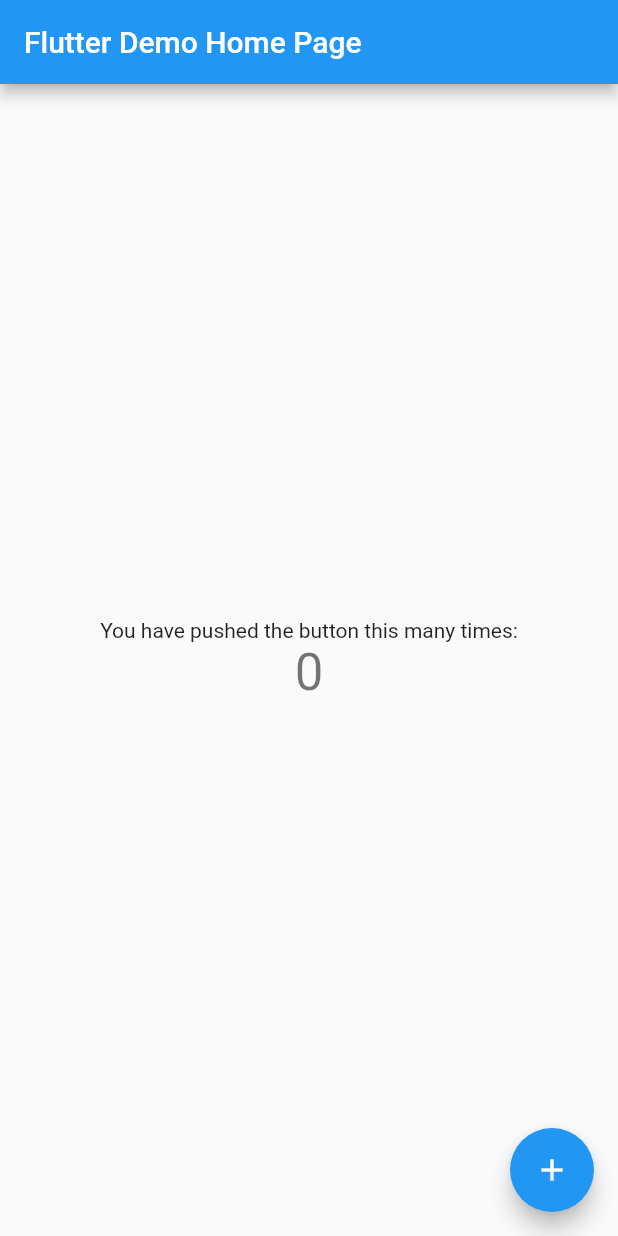
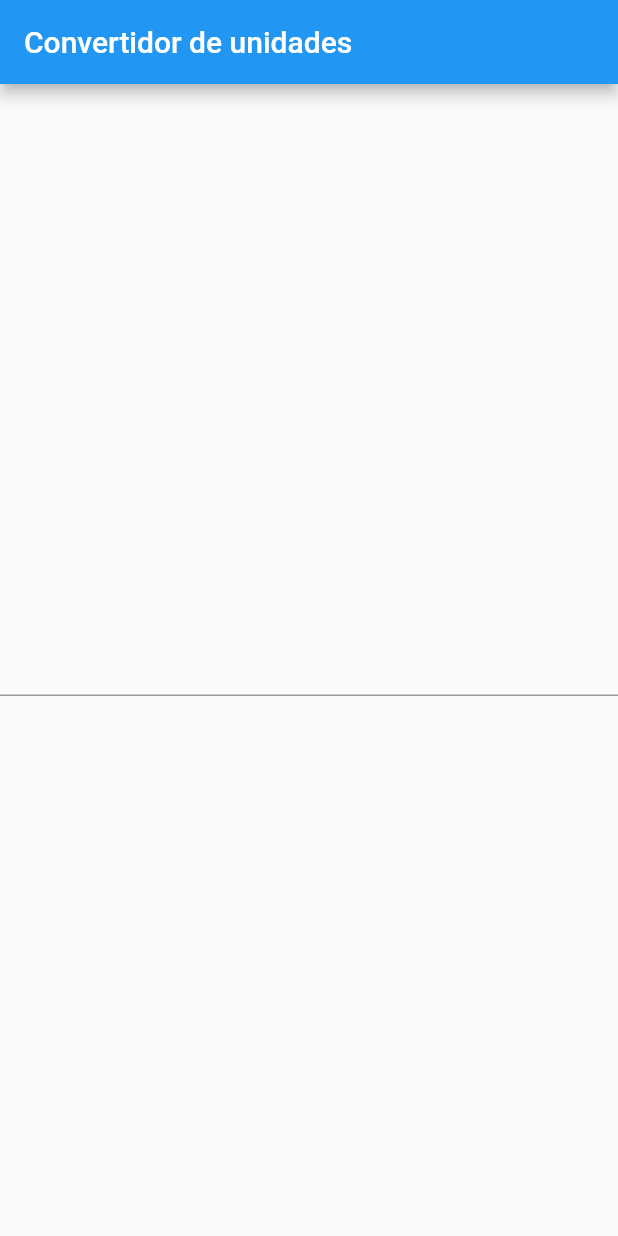
Before and after one commit to Luis-FloresC/proyecto_clase, a Flutter app: the screen it shows after launch, on a phone screen of 412 x 824 dp. Run offline on Flutter 3.47's test engine with Material 2 defaults, Android fonts, the phone set to English and light mode, and no system bars; missing offline and left inert: dart:html.

Commit message:
se comenzo la interfaz del convertidor

```diff
--- a/lib/main.dart
+++ b/lib/main.dart
@@ -1,115 +1,42 @@
+// ignore_for_file: prefer_const_constructors
+
+import 'dart:html';
+
 import 'package:flutter/material.dart';
 
 void main() {
-  runApp(const MyApp());
+  runApp(MyCalculator());
 }
 
-class MyApp extends StatelessWidget {
-  const MyApp({Key? key}) : super(key: key);
+class MyCalculator extends StatefulWidget {
+  @override
+  MyCalculatorState createState() => MyCalculatorState();
+}
 
-  // This widget is the root of your application.
+class MyCalculatorState extends State<MyCalculator> {
+  double _numberForm = 0;
   @override
   Widget build(BuildContext context) {
+    // ignore: prefer_const_constructors
     return MaterialApp(
-      title: 'Flutter Demo',
-      theme: ThemeData(
-        // This is the theme of your application.
-        //
-        // Try running your application with "flutter run". You'll see the
-        // application has a blue toolbar. Then, without quitting the app, try
-        // changing the primarySwatch below to Colors.green and then invoke
-        // "hot reload" (press "r" in the console where you ran "flutter run",
-        // or simply save your changes to "hot reload" in a Flutter IDE).
-        // Notice that the counter didn't reset back to zero; the application
-        // is not restarted.
-        primarySwatch: Colors.blue,
+      title: "Conversor de Unidades",
+      // ignore: prefer_const_constructors
+      home: Scaffold(
+        appBar: AppBar(
+          title: Text("Convertidor de unidades"),
+        ),
+        body: Center(
+          child: TextField(onChanged: (text){
+            var rv = double.tryParse(text);
+            if(rv != null) {
+              setState((){
+                _numberForm = rv;
+              });
+            }
+          },),
+       // Text((_numberForm == null)? : _numberForm.toString())
       ),
-      home: const MyHomePage(title: 'Flutter Demo Home Page'),
+      ),
     );
   }
 }
-
-class MyHomePage extends StatefulWidget {
-  const MyHomePage({Key? key, required this.title}) : super(key: key);
-
-  // This widget is the home page of your application. It is stateful, meaning
-  // that it has a State object (defined below) that contains fields that affect
-  // how it looks.
-
-  // This class is the configuration for the state. It holds the values (in this
-  // case the title) provided by the parent (in this case the App widget) and
-  // used by the build method of the State. Fields in a Widget subclass are
-  // always marked "final".
-
-  final String title;
-
-  @override
-  State<MyHomePage> createState() => _MyHomePageState();
-}
-
-class _MyHomePageState extends State<MyHomePage> {
-  int _counter = 0;
-
-  void _incrementCounter() {
-    setState(() {
-      // This call to setState tells the Flutter framework that something has
-      // changed in this State, which causes it to rerun the build method below
-      // so that the display can reflect the updated values. If we changed
-      // _counter without calling setState(), then the build method would not be
-      // called again, and so nothing would appear to happen.
-      _counter++;
-    });
-  }
-
-  @override
-  Widget build(BuildContext context) {
-    // This method is rerun every time setState is called, for instance as done
-    // by the _incrementCounter method above.
-    //
-    // The Flutter framework has been optimized to make rerunning build methods
-    // fast, so that you can just rebuild anything that needs updating rather
-    // than having to individually change instances of widgets.
-    return Scaffold(
-      appBar: AppBar(
-        // Here we take the value from the MyHomePage object that was created by
-        // the App.build method, and use it to set our appbar title.
-        title: Text(widget.title),
-      ),
-      body: Center(
-        // Center is a layout widget. It takes a single child and positions it
-        // in the middle of the parent.
-        child: Column(
-          // Column is also a layout widget. It takes a list of children and
-          // arranges them vertically. By default, it sizes itself to fit its
-          // children horizontally, and tries to be as tall as its parent.
-          //
-          // Invoke "debug painting" (press "p" in the console, choose the
-          // "Toggle Debug Paint" action from the Flutter Inspector in Android
-          // Studio, or the "Toggle Debug Paint" command in Visual Studio Code)
-          // to see the wireframe for each widget.
-          //
-          // Column has various properties to control how it sizes itself and
-          // how it positions its children. Here we use mainAxisAlignment to
-          // center the children vertically; the main axis here is the vertical
-          // axis because Columns are vertical (the cross axis would be
-          // horizontal).
-          mainAxisAlignment: MainAxisAlignment.center,
-          children: <Widget>[
-            const Text(
-              'You have pushed the button this many times:',
-            ),
-            Text(
-              '$_counter',
-              style: Theme.of(context).textTheme.headline4,
-            ),
-          ],
-        ),
-      ),
-      floatingActionButton: FloatingActionButton(
-        onPressed: _incrementCounter,
-        tooltip: 'Increment',
-        child: const Icon(Icons.add),
-      ), // This trailing comma makes auto-formatting nicer for build methods.
-    );
-  }
-}
```
Also changed, not shown: 1 other file.
